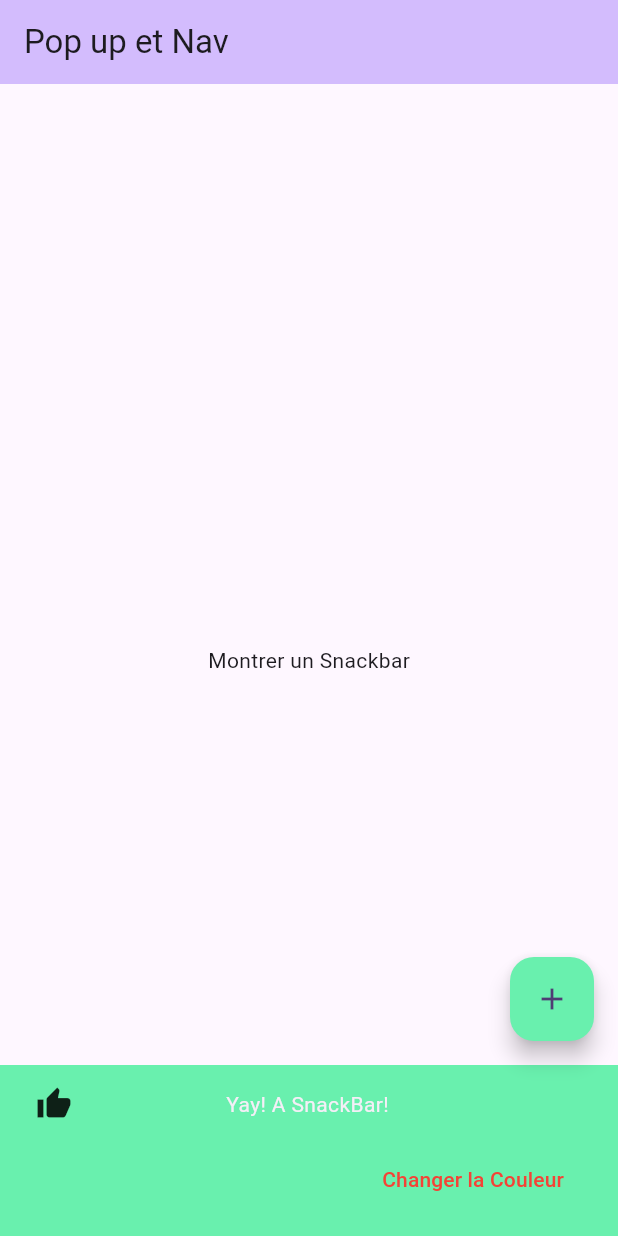
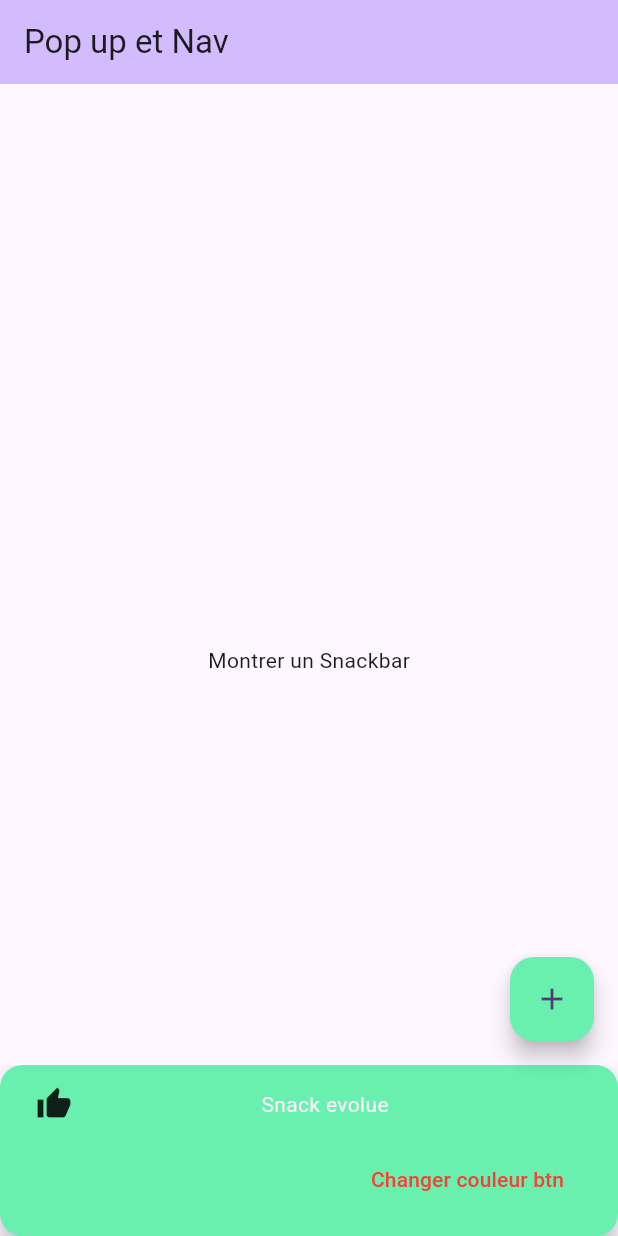
Before and after one commit to AshDest/State_full_widget, a Flutter app: the screen it shows after launch, after a tap on the "add" icon, on a phone screen of 412 x 824 dp. Run offline on Flutter 3.47's test engine with Material 2 defaults, Android fonts, the phone set to English and light mode, and no system bars.

Commit message:
ash commit

```diff
--- a/lib/main.dart
+++ b/lib/main.dart
@@ -53,7 +53,7 @@ class _MyHomePageState extends State<MyHomePage> {
       floatingActionButton: FloatingActionButton(
         backgroundColor: btnColor,
         onPressed: (){
-          ScaffoldMessenger.of(context).showSnackBar(createSnack(text: 'Yay! A SnackBar!'));
+          ScaffoldMessenger.of(context).showSnackBar(createSnack(text: 'Snack evolue'));
         },
         tooltip: 'Increment',
         child: const Icon(Icons.add),
@@ -73,7 +73,7 @@ class _MyHomePageState extends State<MyHomePage> {
     final snack = SnackBar(
         content: content,
       action: SnackBarAction(
-        label: 'Changer la Couleur',
+        label: 'Changer couleur btn',
         onPressed: () {
           setState(() {
             btnColor = btnColor == Colors.greenAccent ? Colors.redAccent : Colors.greenAccent;
@@ -82,6 +82,9 @@ class _MyHomePageState extends State<MyHomePage> {
         textColor: Colors.red,
       ),
       backgroundColor: Colors.greenAccent,
+      shape: RoundedRectangleBorder(
+        borderRadius: BorderRadius.circular(15),
+      ),
       elevation: 8,
     );
     return snack;
```
